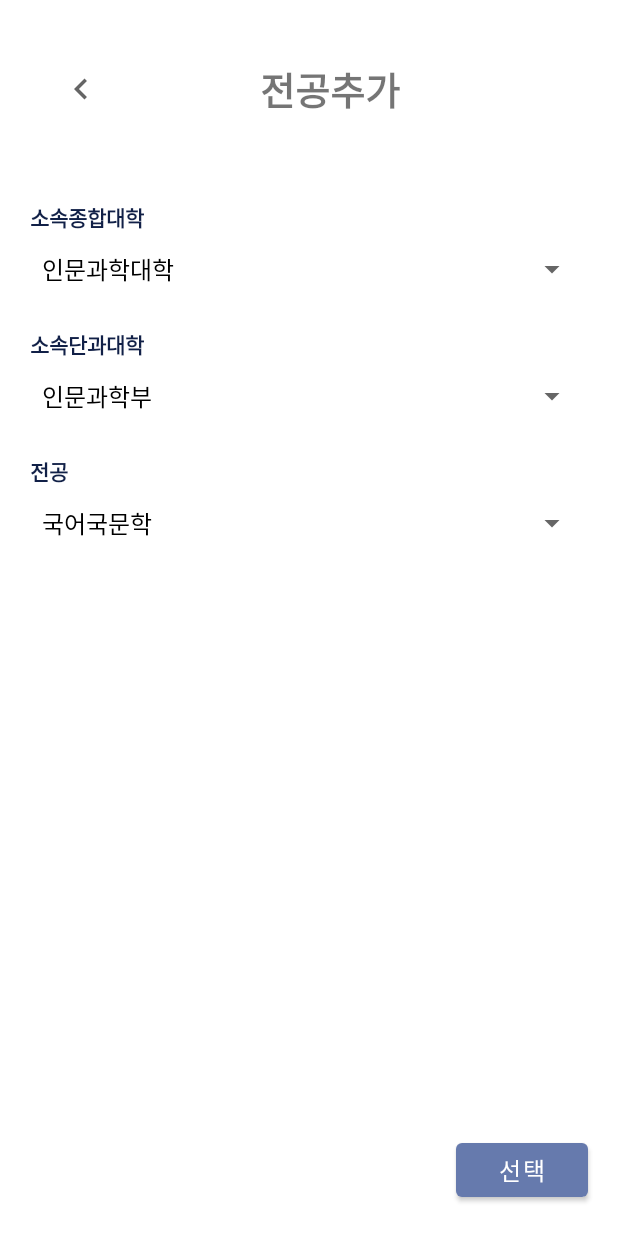
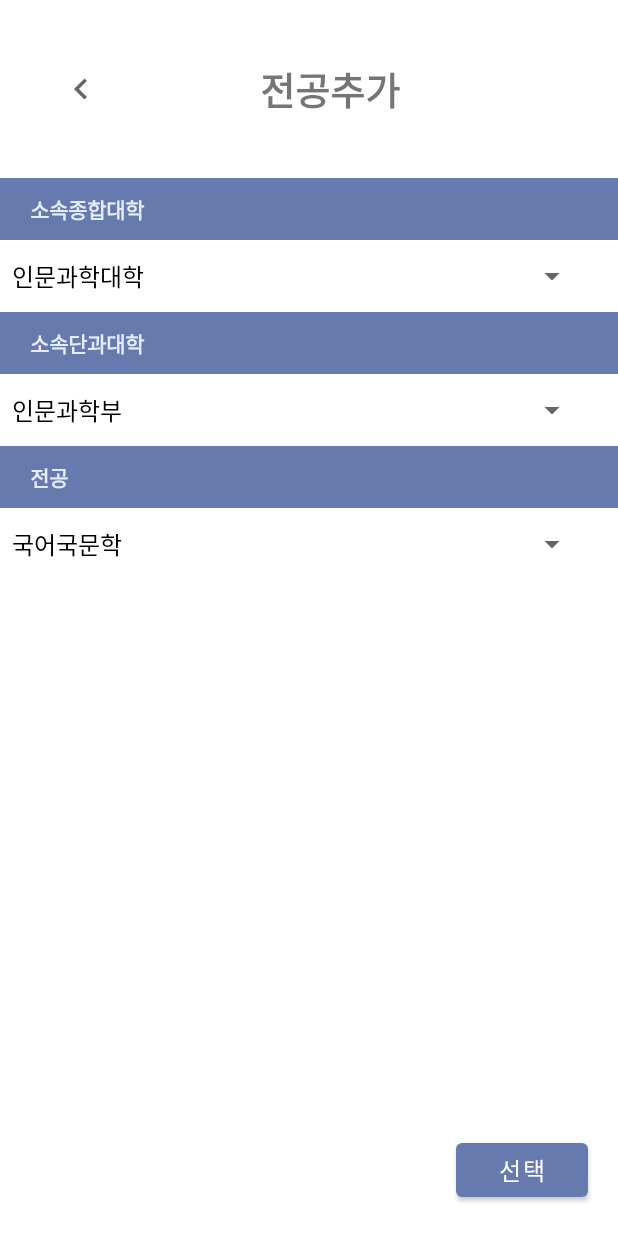
Before and after one commit to Curri4You/CurriForYou, an Android app: the MyPage_addMajor screen opened directly, with no data from a screen before it, on a phone screen of 412 x 824 dp. Run offline under Robolectric (Android 15) with nearby library versions, the phone set to English and light mode, and no system bars; network calls fail.

Commit message:
Shinchaeeun 전공버튼 추가/삭제 기능 구현

```diff
--- a/app/src/main/java/com/example/curriforyou/MyPage_addMajor.java
+++ b/app/src/main/java/com/example/curriforyou/MyPage_addMajor.java
@@ -141,6 +141,9 @@ public class MyPage_addMajor extends AppCompatActivity implements View.OnClickLi
         switch(view.getId()){
             case R.id.btn_submit:
                 Intent intent = new Intent(getApplicationContext(), MyPageActivity.class);
+                intent.putExtra("col_name", choice_col);
+                intent.putExtra("major_name", choice_maj);
+                intent.putExtra("check_addMajor", true);
                 startActivity(intent);
                 break;
         }
--- /dev/null
+++ b/app/src/main/res/drawable/add.xml
@@ -0,0 +1,5 @@
+<vector android:height="24dp" android:tint="#000000"
+    android:viewportHeight="24" android:viewportWidth="24"
+    android:width="24dp" xmlns:android="http://schemas.android.com/apk/res/android">
+    <path android:fillColor="@android:color/white" android:pathData="M19,13h-6v6h-2v-6H5v-2h6V5h2v6h6v2z"/>
+</vector>
--- a/app/src/main/res/layout/activity_mypage_add_major.xml
+++ b/app/src/main/res/layout/activity_mypage_add_major.xml
@@ -156,16 +156,17 @@
     <LinearLayout
         android:layout_width="match_parent"
         android:layout_height="wrap_content"
-        android:orientation="vertical"
-        android:layout_marginHorizontal="20dp">
+        android:orientation="vertical">
 
         <TextView
-            android:layout_width="wrap_content"
+            android:layout_width="match_parent"
             android:layout_height="wrap_content"
             android:layout_gravity="left"
-            android:paddingTop="15dp"
+            android:paddingVertical="10dp"
+            android:paddingLeft="20dp"
             android:text="소속종합대학"
-            android:textColor="@color/blue_5"
+            android:textColor="@color/blue_1"
+            android:background="@color/blue_3"
             android:textStyle="bold"></TextView>
         <!--        <TextView-->
         <!--            android:layout_width="match_parent"-->
@@ -181,15 +182,18 @@
         <Spinner
             android:id="@+id/spin_university_name"
             android:layout_width="match_parent"
-            android:layout_height="wrap_content" />
+            android:layout_height="wrap_content"
+            android:layout_marginRight="20dp"/>
 
         <TextView
-            android:layout_width="wrap_content"
+            android:layout_width="match_parent"
             android:layout_height="wrap_content"
             android:layout_gravity="left"
-            android:paddingTop="15dp"
+            android:paddingVertical="10dp"
+            android:paddingLeft="20dp"
             android:text="소속단과대학"
-            android:textColor="@color/blue_5"
+            android:textColor="@color/blue_1"
+            android:background="@color/blue_3"
             android:textStyle="bold"></TextView>
         <!--        <TextView-->
         <!--            android:layout_width="match_parent"-->
@@ -205,15 +209,18 @@
         <Spinner
             android:id="@+id/spin_college_name"
             android:layout_width="match_parent"
-            android:layout_height="wrap_content" />
+            android:layout_height="wrap_content"
+            android:layout_marginRight="20dp" />
 
         <TextView
-            android:layout_width="wrap_content"
+            android:layout_width="match_parent"
             android:layout_height="wrap_content"
             android:layout_gravity="left"
-            android:paddingTop="15dp"
+            android:paddingVertical="10dp"
+            android:paddingLeft="20dp"
             android:text="전공"
-            android:textColor="@color/blue_5"
+            android:textColor="@color/blue_1"
+            android:background="@color/blue_3"
             android:textStyle="bold"></TextView>
         <!--        <TextView-->
         <!--            android:layout_width="match_parent"-->
@@ -229,7 +236,8 @@
         <Spinner
             android:id="@+id/spin_major_name"
             android:layout_width="match_parent"
-            android:layout_height="wrap_content" />
+            android:layout_height="wrap_content"
+            android:layout_marginRight="20dp" />
 
     </LinearLayout>
 
--- a/app/src/main/res/layout/listview_mpbutton.xml
+++ b/app/src/main/res/layout/listview_mpbutton.xml
@@ -21,7 +21,7 @@
             android:backgroundTint="@color/blue_2"/>
 
         <ImageView
-            android:id="@+id/btn_delMajor"
+            android:id="@+id/iv_delMajor"
             android:src="@drawable/minus"
             android:layout_width="30dp"
             android:layout_height="30dp"
```
Also changed, not shown: app/src/main/java/com/example/curriforyou/MyPageActivity.java (+21 -25 lines), app/src/main/java/com/example/curriforyou/MyPageRecycler.java (+22 -1 lines), app/src/main/res/layout/activity_mypage.xml (+17 -91 lines).
